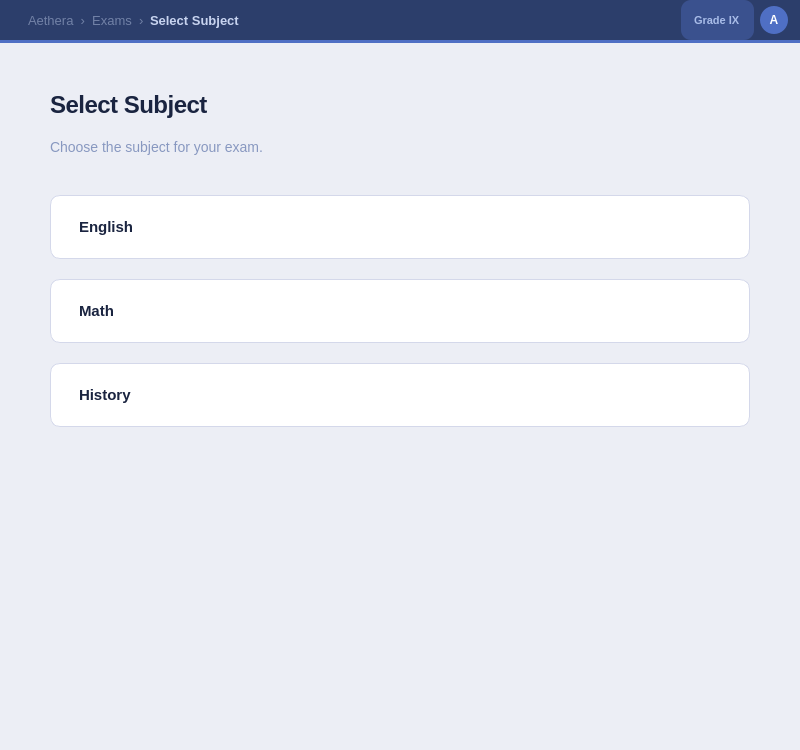
Above: src/ui/exam/subjects/subjects.ui from DIDimov24/Aethera before the change. Below: the same form after it.
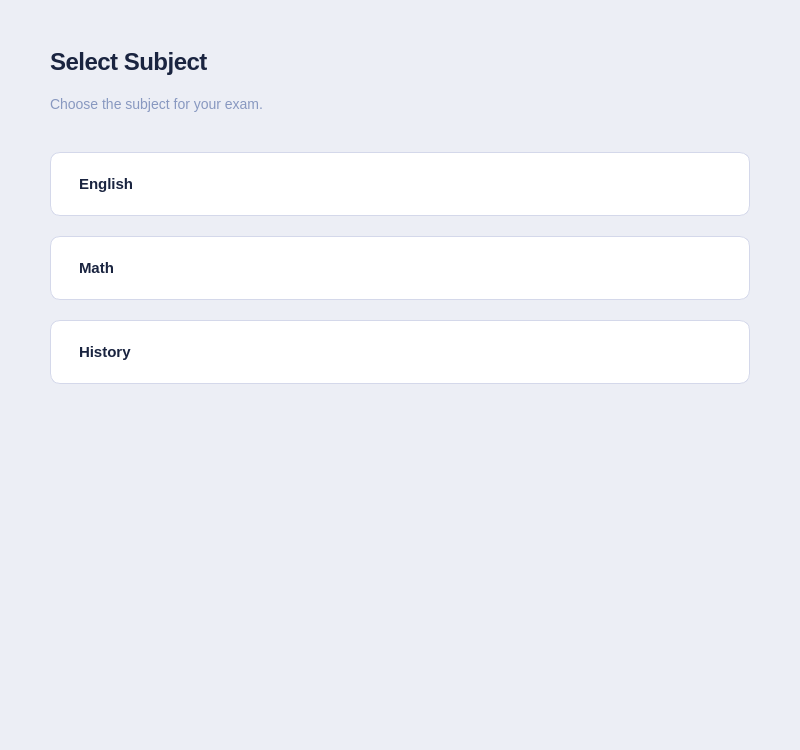
That is the form after the change.

The edit to the form file:
```diff
--- a/src/ui/exam/subjects/subjects.ui
+++ b/src/ui/exam/subjects/subjects.ui
@@ -6,13 +6,6 @@
   <property name="styleSheet">
    <string notr="true">
 QWidget#Subjects { background-color: #eceef5; }
-QWidget#topBar { background-color: #2c3e6b; }
-QLabel#labelTopBarPage { color: #c8d4f0; font-size: 13px; font-weight: 600; }
-QLabel#labelTopBarBreadcrumb { color: rgba(200,212,240,0.45); font-size: 13px; }
-QLabel#labelTopBarGrade { color: #a8bce8; font-size: 11px; font-weight: 600; background-color: rgba(79,111,196,0.4); border-radius: 10px; padding: 2px 10px; }
-QWidget#labelTopBarAvatar { background-color: #4f6fc4; border-radius: 14px; min-width: 28px; max-width: 28px; min-height: 28px; max-height: 28px; }
-QLabel#labelTopBarAvatarText { color: #ffffff; font-size: 12px; font-weight: 700; background: transparent; }
-QWidget#topBarLine { background-color: #4f6fc4; }
 QLabel#labelSubjectsTitle { color: #1a2440; font-size: 24px; font-weight: 700; letter-spacing: -0.5px; }
 QLabel#labelSubjectsSubtitle { color: #8898c0; font-size: 14px; }
 QPushButton#buttonEnglish, QPushButton#buttonMath, QPushButton#buttonHistory {
@@ -33,34 +26,6 @@
    <property name="topMargin"><number>0</number></property>
    <property name="rightMargin"><number>0</number></property>
    <property name="bottomMargin"><number>0</number></property>
-   <item>
-    <widget class="QWidget" name="topBar" native="true">
-     <property name="minimumSize"><size><width>0</width><height>40</height></size></property>
-     <property name="maximumSize"><size><width>16777215</width><height>40</height></size></property>
-     <layout class="QHBoxLayout" name="topBarLayout">
-      <property name="leftMargin"><number>28</number></property><property name="topMargin"><number>0</number></property><property name="rightMargin"><number>12</number></property><property name="bottomMargin"><number>0</number></property>
-      <item><widget class="QLabel" name="labelTopBarBreadcrumb"><property name="text"><string>Aethera  ›  Exams  ›</string></property></widget></item>
-      <item><widget class="QLabel" name="labelTopBarPage"><property name="text"><string>Select Subject</string></property></widget></item>
-      <item><spacer name="s"><property name="orientation"><enum>Qt::Orientation::Horizontal</enum></property><property name="sizeHint" stdset="0"><size><width>40</width><height>20</height></size></property></spacer></item>
-      <item><widget class="QLabel" name="labelTopBarGrade"><property name="text"><string>Grade IX</string></property></widget></item>
-      <item>
-       <widget class="QWidget" name="labelTopBarAvatar" native="true">
-        <widget class="QLabel" name="labelTopBarAvatarText">
-         <property name="geometry"><rect><x>0</x><y>0</y><width>28</width><height>28</height></rect></property>
-         <property name="text"><string>A</string></property>
-         <property name="alignment"><set>Qt::AlignmentFlag::AlignCenter</set></property>
-        </widget>
-       </widget>
-      </item>
-     </layout>
-    </widget>
-   </item>
-   <item>
-    <widget class="QWidget" name="topBarLine" native="true">
-     <property name="minimumSize"><size><width>0</width><height>3</height></size></property>
-     <property name="maximumSize"><size><width>16777215</width><height>3</height></size></property>
-    </widget>
-   </item>
    <item>
     <layout class="QVBoxLayout" name="subjectsLayout">
      <property name="spacing"><number>20</number></property>
```
